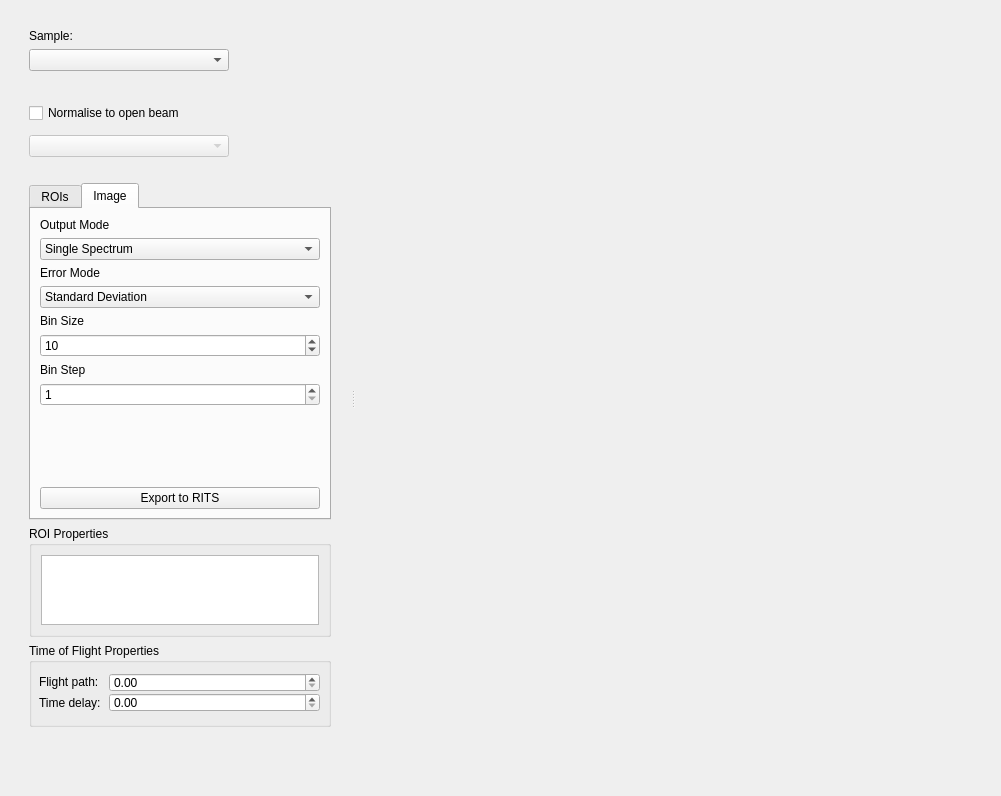
Before: the Qt Designer form mantidimaging/gui/ui/spectrum_viewer.ui in mantidproject/mantidimaging, drawn with Qt 5.
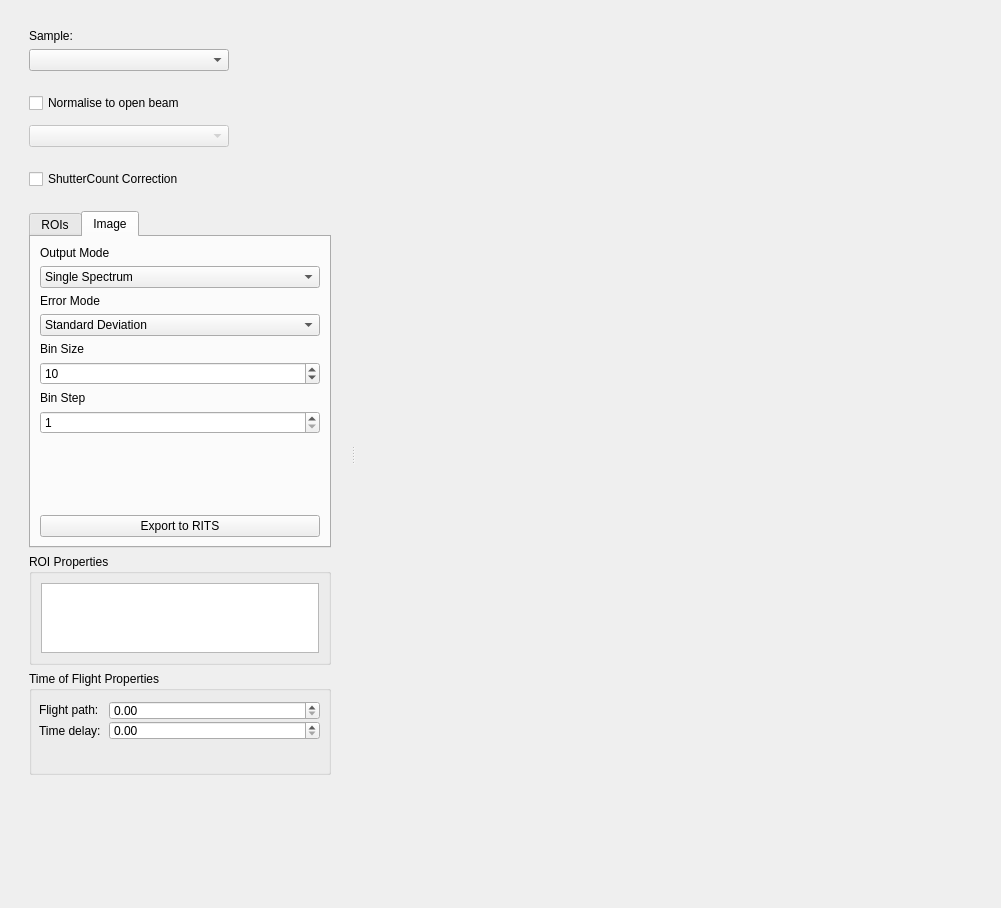
After: the same form once the commit is applied. The open tabs and pages were chosen to show the change. Custom widgets are drawn as their Qt base class.

Commit message: Add ShutterCount Toggle Button

Diff of the .ui file:
```diff
--- a/mantidimaging/gui/ui/spectrum_viewer.ui
+++ b/mantidimaging/gui/ui/spectrum_viewer.ui
@@ -7,7 +7,7 @@
     <x>0</x>
     <y>0</y>
     <width>1001</width>
-    <height>766</height>
+    <height>908</height>
    </rect>
   </property>
   <property name="windowTitle">
@@ -80,7 +80,7 @@
           <property name="sizeHint" stdset="0">
            <size>
             <width>20</width>
-            <height>20</height>
+            <height>10</height>
            </size>
           </property>
          </spacer>
@@ -154,7 +154,53 @@
           <property name="sizeHint" stdset="0">
            <size>
             <width>20</width>
-            <height>20</height>
+            <height>10</height>
+           </size>
+          </property>
+         </spacer>
+        </item>
+        <item>
+         <layout class="QHBoxLayout" name="horizontalLayout_2">
+          <item>
+           <widget class="QCheckBox" name="shuttercountcorrectionCheckBox">
+            <property name="text">
+             <string>ShutterCount Correction</string>
+            </property>
+           </widget>
+          </item>
+          <item>
+           <widget class="QLabel" name="shuttercountErrorIcon">
+            <property name="sizePolicy">
+             <sizepolicy hsizetype="Fixed" vsizetype="Fixed">
+              <horstretch>0</horstretch>
+              <verstretch>0</verstretch>
+             </sizepolicy>
+            </property>
+            <property name="minimumSize">
+             <size>
+              <width>32</width>
+              <height>32</height>
+             </size>
+            </property>
+            <property name="text">
+             <string/>
+            </property>
+           </widget>
+          </item>
+         </layout>
+        </item>
+        <item>
+         <spacer name="ShuttercountSpacer">
+          <property name="orientation">
+           <enum>Qt::Vertical</enum>
+          </property>
+          <property name="sizeType">
+           <enum>QSizePolicy::Fixed</enum>
+          </property>
+          <property name="sizeHint" stdset="0">
+           <size>
+            <width>20</width>
+            <height>10</height>
            </size>
           </property>
          </spacer>
@@ -469,7 +515,7 @@
           <property name="sizeHint" stdset="0">
            <size>
             <width>20</width>
-            <height>40</height>
+            <height>20</height>
            </size>
           </property>
          </spacer>
```
Left out of the diff: 2 changed lines with no effect on the pictures.
